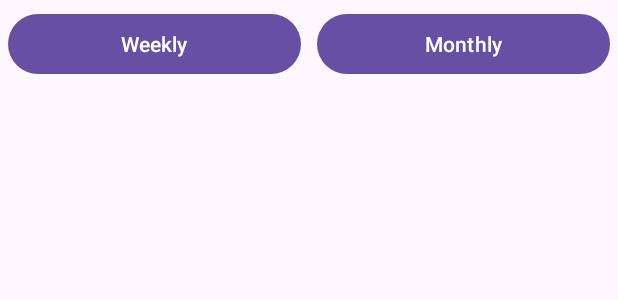
After one commit to ydg0724/MobileTeamProject, an Android app: the layout activity_statistics.xml on its own in the app's theme, with its tools: preview values and no code run, on a phone screen of 412 x 824 dp. The commit adds this screen. Shown: the top 300 px of the screen. Run offline under Robolectric (Android 15) with nearby library versions, the phone set to English and light mode, and no system bars.

Commit message:
studyStatistics layout

```diff
--- a/app/src/main/AndroidManifest.xml
+++ b/app/src/main/AndroidManifest.xml
@@ -13,9 +13,13 @@
         android:theme="@style/Theme.MobileTeamProject"
         tools:targetApi="31">
         <activity
+            android:name=".StatisticsActivity"
+            android:parentActivityName=".StudyActivity"
+            android:exported="false" />
+        <activity
             android:name=".BookActivity"
             android:exported="false"
-            android:parentActivityName=".ReadActivity"/>
+            android:parentActivityName=".ReadActivity" />
         <activity
             android:name=".StudyStopWatch"
             android:exported="false"
--- a/app/src/main/java/com/example/mobileteamproject/StudyActivity.kt
+++ b/app/src/main/java/com/example/mobileteamproject/StudyActivity.kt
@@ -57,8 +57,8 @@ class StudyActivity : AppCompatActivity() {
             startActivity(Intent(this, MainActivity::class.java))
             binding.drawer.close()
         }
-        binding.gotoPhrase.setOnClickListener {
-            startActivity(Intent(this, PhraseActivity::class.java))
+        binding.goToStatistics.setOnClickListener {
+            startActivity(Intent(this, StatisticsActivity::class.java))
             binding.drawer.close()
         }
         binding.goToStopwatch.setOnClickListener {
--- /dev/null
+++ b/app/src/main/res/layout/activity_statistics.xml
@@ -0,0 +1,40 @@
+<?xml version="1.0" encoding="utf-8"?>
+<LinearLayout xmlns:android="http://schemas.android.com/apk/res/android"
+    xmlns:app="http://schemas.android.com/apk/res-auto"
+    xmlns:tools="http://schemas.android.com/tools"
+    android:id="@+id/main"
+    android:layout_width="match_parent"
+    android:layout_height="match_parent"
+    tools:context=".StatisticsActivity"
+    android:orientation="vertical">
+
+
+    <LinearLayout
+        android:layout_width="match_parent"
+        android:layout_height="wrap_content"
+        android:orientation="horizontal">
+        <Button
+            android:id="@+id/WeeklyBtn"
+            android:layout_width="0dp"
+            android:layout_height="match_parent"
+            android:layout_margin="5dp"
+            android:layout_weight="1"
+            android:text="Weekly"
+            />
+        <Button
+            android:id="@+id/MonthlyBtn"
+            android:layout_width="0dp"
+            android:layout_height="match_parent"
+            android:layout_margin="5dp"
+            android:layout_weight="1"
+            android:text="Monthly"
+            />
+    </LinearLayout>
+    <LinearLayout
+        android:layout_width="match_parent"
+        android:layout_height="match_parent"
+        android:id="@+id/fragment_content"
+        android:orientation="vertical">
+
+    </LinearLayout>
+</LinearLayout>
--- a/app/src/main/res/layout/activity_study.xml
+++ b/app/src/main/res/layout/activity_study.xml
@@ -105,8 +105,8 @@
                     android:layout_width="0dp"
                     android:layout_height="60dp"
                     android:layout_weight="1"
-                    android:text="독서"
-                    android:id="@+id/goToRead"
+                    android:text="공부량"
+                    android:id="@+id/goToStatistics"
                     android:layout_marginHorizontal="10dp"/>
                 <Button
                     android:layout_width="0dp"
--- a/app/src/main/res/values/strings.xml
+++ b/app/src/main/res/values/strings.xml
@@ -2,4 +2,6 @@
     <string name="app_name">Mobile Team Project</string>
     <string name="drawer_opened">Open</string>
     <string name="drawer_closed">Close</string>
+    <!-- TODO: Remove or change this placeholder text -->
+    <string name="hello_blank_fragment">Hello blank fragment</string>
 </resources>
```
Also changed, not shown: app/src/main/java/com/example/mobileteamproject/MonthlyFragment.kt (added, +23 -0 lines), app/src/main/java/com/example/mobileteamproject/StatisticsActivity.kt (added, +34 -0 lines), app/src/main/java/com/example/mobileteamproject/WeeklyFragment.kt (added, +24 -0 lines), app/src/main/res/layout/fragment_monthly.xml (added, +74 -0 lines), app/src/main/res/layout/fragment_weekly.xml (added, +75 -0 lines).
